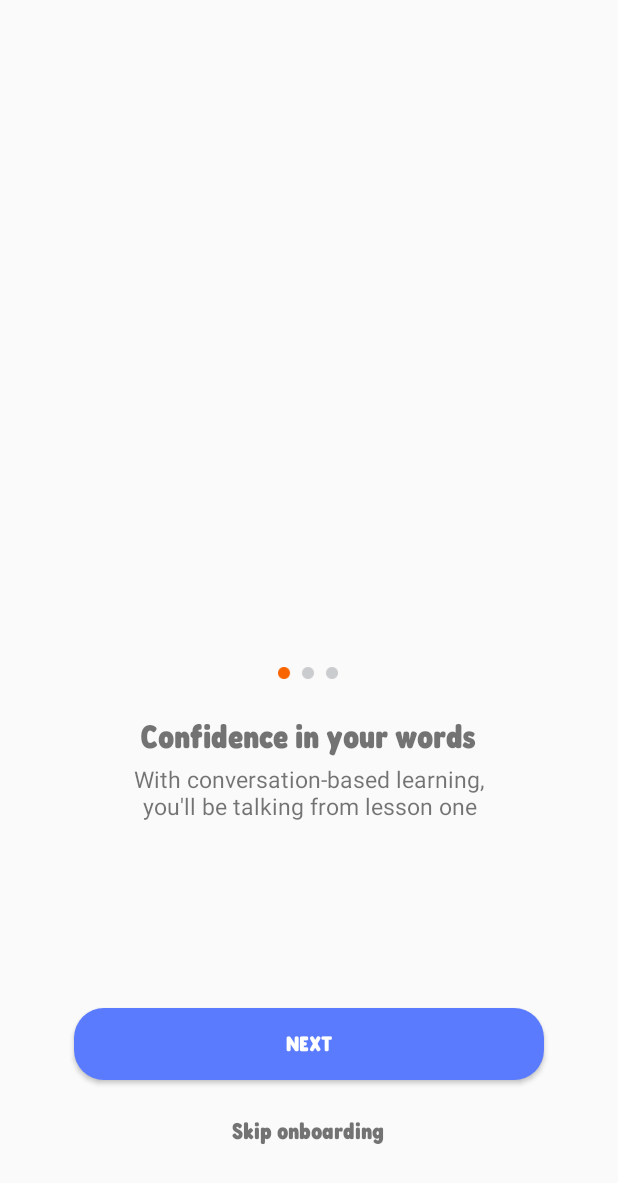
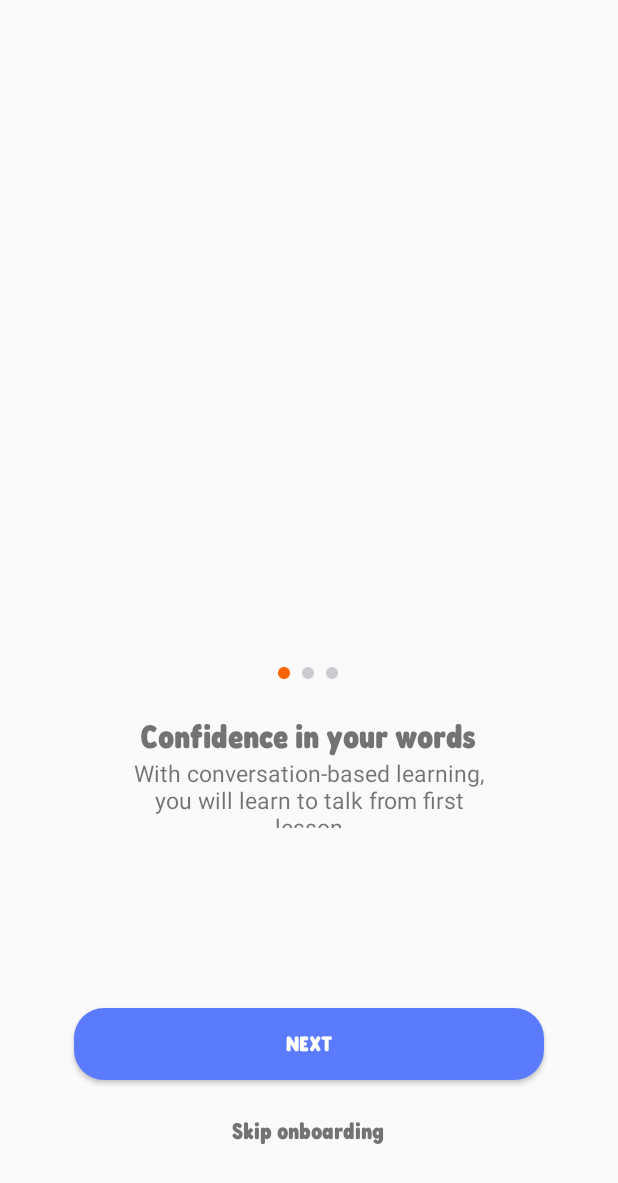
Before and after one commit to huakim/mobile_android_test_app, an Android app: the screen it shows after launch (Onboarding_1), on a phone screen of 412 x 824 dp. Shown: the top 1183 px of the screen. Run offline under Robolectric (Android 15) with nearby library versions, the phone set to English and light mode, and no system bars.

Commit message:
добавил некоторые переводы

```diff
--- a/app/src/main/res/layout/activity_onboarding1.xml
+++ b/app/src/main/res/layout/activity_onboarding1.xml
@@ -53,7 +53,7 @@
         android:layout_height="47dp"
         android:layout_marginTop="52dp"
         android:gravity="center"
-        android:text="With conversation-based learning, you'll be talking from lesson one"
+        android:text="@string/intro1"
         android:textSize="15dp"
         app:layout_constraintEnd_toEndOf="parent"
         app:layout_constraintStart_toStartOf="parent"
--- a/app/src/main/res/layout/activity_onboarding2.xml
+++ b/app/src/main/res/layout/activity_onboarding2.xml
@@ -53,7 +53,7 @@
         android:layout_height="47dp"
         android:layout_marginTop="52dp"
         android:gravity="center"
-        android:text="Develop a habit of learning and make it a part of your daily routine"
+        android:text="@string/intro2"
         android:textSize="15dp"
         app:layout_constraintEnd_toEndOf="parent"
         app:layout_constraintStart_toStartOf="parent"
--- a/app/src/main/res/layout/activity_onboarding3.xml
+++ b/app/src/main/res/layout/activity_onboarding3.xml
@@ -53,7 +53,7 @@
         android:layout_height="47dp"
         android:layout_marginTop="52dp"
         android:gravity="center"
-        android:text="Using a variety of learning styles to learn and retain"
+        android:text="@string/intro3"
         android:textSize="15dp"
         app:layout_constraintEnd_toEndOf="parent"
         app:layout_constraintStart_toStartOf="parent"
--- a/app/src/main/res/layout/activity_profile.xml
+++ b/app/src/main/res/layout/activity_profile.xml
@@ -80,7 +80,7 @@
         android:layout_marginTop="172dp"
         android:fontFamily="@font/fredoka_condensed_bold"
         android:text="@string/hello"
-        android:textColor="@color/white"
+        android:textColor="@color/black"
 
         android:textSize="22dp"
         app:layout_constraintStart_toStartOf="parent"
--- a/app/src/main/res/values/strings.xml
+++ b/app/src/main/res/values/strings.xml
@@ -5,6 +5,9 @@
     <string name="who_is_image">Who is on the image?</string>
     <string name="monkey">monkey</string>
     <string name="hen">hen</string>
+    <string name="intro1">With conversation-based learning, you will learn to  talk from first lesson</string>
+    <string name="intro2">Develop a habit of learning and make it a part of your daily life</string>
+    <string name="intro3">Usе a variety of learning styles to learn and retain</string>
     <string name="check">Check</string>
     <string name="right">That is Right!</string>
     <string name="success">Success</string>
```
Also changed, not shown: 2 other files.
